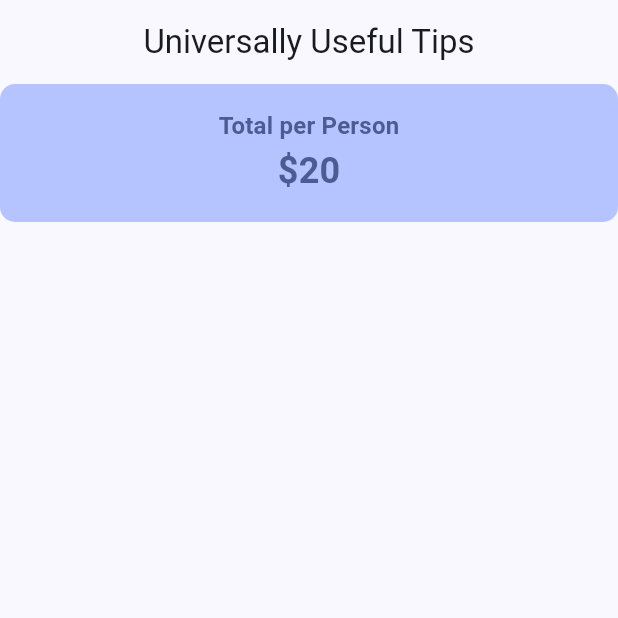
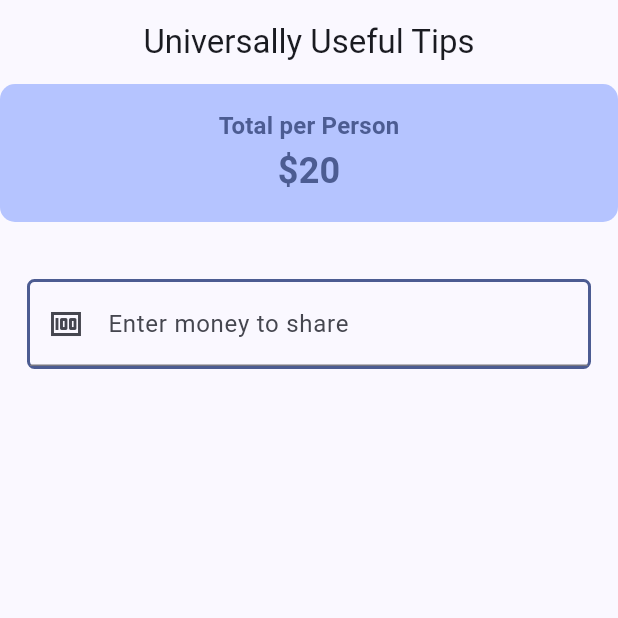
Before and after one commit to Ndifoinhilary/complete-flutter-bootcamp, a Flutter app: the screen it shows after launch, on a phone screen of 412 x 824 dp, the top half of it. Run offline on Flutter 3.47's test engine with Material 3 defaults, Android fonts, the phone set to English and light mode, and no system bars.

Commit message:
Input text widget done

```diff
--- a/lib/main.dart
+++ b/lib/main.dart
@@ -54,6 +54,31 @@ class _UTipsState extends State<UTips> {
               ],
             ),
           ),
+
+          Padding(
+            padding: const EdgeInsets.all(18),
+            child: Container(
+              margin: EdgeInsets.only(top: 20),
+              decoration: BoxDecoration(
+                borderRadius: BorderRadius.circular(5),
+                border: Border.all(color: theme.colorScheme.primary, width: 2),
+              ),
+              child: Column(
+                children: [
+                  TextField(
+                    decoration: InputDecoration(
+                      prefixIcon: Icon(Icons.money),
+                      label: Text("Enter money to share"),
+                    ),
+                    keyboardType: TextInputType.numberWithOptions(
+                      decimal: true,
+                    ),
+                  ),
+
+                ],
+              ),
+            ),
+          ),
         ],
       ),
     );
```
